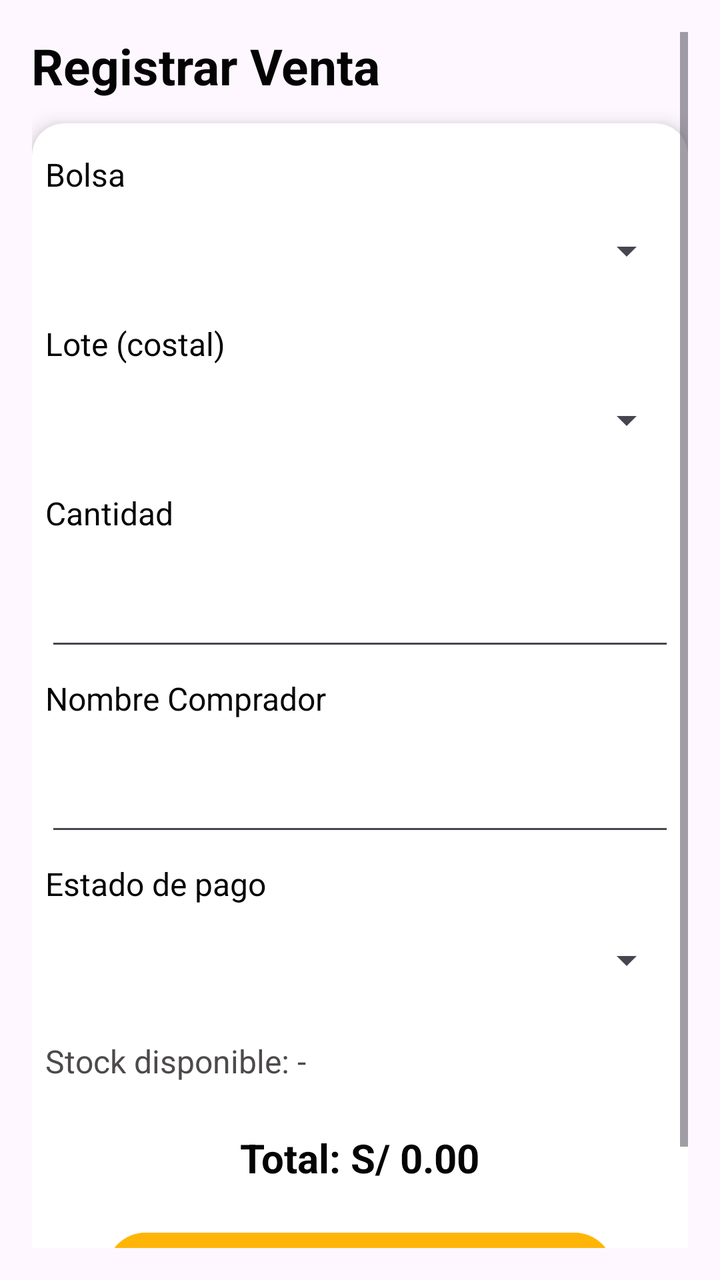
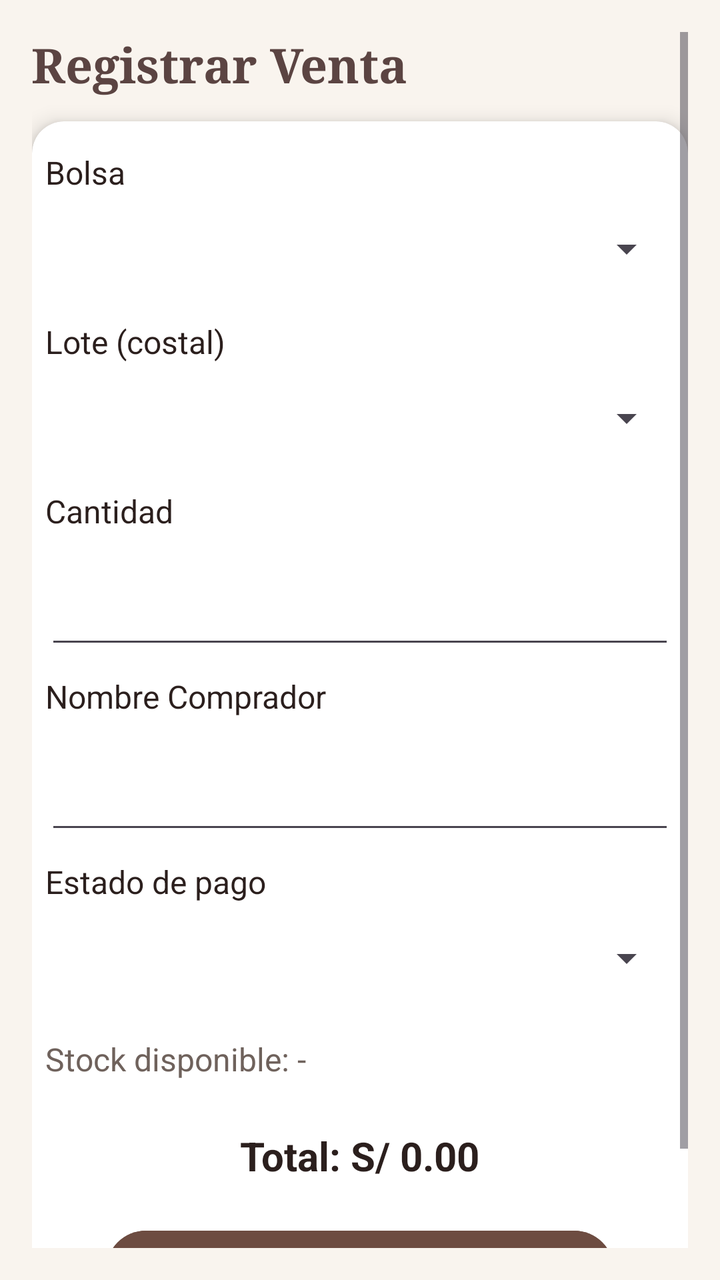

Two renders of the same Android screen: before a commit and after it. Below are the layout's source before the change and the commit's diff.
<!-- AndroidManifest.xml: application theme Theme.CajaiCafeAdministracion -->
<!-- res/layout/activity_venta.xml -->
<?xml version="1.0" encoding="utf-8"?>
<ScrollView xmlns:android="http://schemas.android.com/apk/res/android"
    xmlns:card_view="http://schemas.android.com/apk/res-auto"
    android:layout_width="match_parent"
    android:layout_height="match_parent"
    android:padding="16dp">

    <LinearLayout
        android:orientation="vertical"
        android:layout_width="match_parent"
        android:layout_height="wrap_content">

        <TextView
            android:layout_width="329dp"
            android:layout_height="wrap_content"
            android:layout_gravity="center"
            android:layout_marginBottom="12dp"
            android:text="Registrar Venta"
            android:textColor="#040404"
            android:textSize="75px"
            android:textStyle="bold" />


        <androidx.cardview.widget.CardView
            android:layout_width="match_parent"
            android:layout_height="match_parent"
            android:padding="16dp"
            card_view:contentPadding="20px"
            android:backgroundTint="#FFFFFF"
            card_view:cardCornerRadius="16dp"
            card_view:cardElevation="6dp">


            <LinearLayout
                android:layout_width="match_parent"
                android:layout_height="wrap_content"
                android:orientation="vertical">


                <TextView
                    android:layout_width="wrap_content"
                    android:layout_height="wrap_content"
                    android:layout_marginTop="8dp"
                    android:textSize="16dp"
                    android:textColor="#040404"
                    android:text="Bolsa" />

                <Spinner
                    android:id="@+id/spinnerProducto"
                    android:layout_width="match_parent"
                    android:layout_height="wrap_content"
                    android:textColor="#040404"
                    android:minHeight="55dp" />
                <TextView
                    android:layout_width="wrap_content"
                    android:layout_height="wrap_content"
                    android:layout_marginTop="8dp"
                    android:textSize="16dp"
                    android:textColor="#040404"
                    android:text="Lote (costal)" />
                <Spinner
                    android:id="@+id/spinnerLote"
                    android:layout_width="match_parent"
                    android:layout_height="wrap_content"
                    android:minHeight="55dp" />
                <TextView
                    android:layout_width="wrap_content"
                    android:layout_height="wrap_content"
                    android:layout_marginTop="8dp"
                    android:textSize="16dp"
                    android:textColor="#040404"
                    android:text="Cantidad" />
                <EditText
                    android:id="@+id/etCantidad"
                    android:layout_width="match_parent"
                    android:layout_height="wrap_content"
                    android:layout_marginTop="8dp"
                    android:textColor="#040404"
                    android:inputType="number"
                    android:minHeight="55dp" />
                <TextView
                    android:layout_width="wrap_content"
                    android:layout_height="wrap_content"
                    android:layout_marginTop="8dp"
                    android:textSize="16dp"
                    android:textColor="#040404"
                    android:text="Nombre Comprador" />
                <EditText
                    android:id="@+id/etNombre"
                    android:layout_width="match_parent"
                    android:layout_height="wrap_content"
                    android:layout_marginTop="8dp"
                    android:textColor="#040404"
                    android:minHeight="55dp" />

                <TextView
                    android:layout_width="wrap_content"
                    android:layout_height="wrap_content"
                    android:layout_marginTop="8dp"
                    android:textSize="16dp"
                    android:textColor="#040404"
                    android:text="Estado de pago" />

                <Spinner
                    android:id="@+id/spinnerPago"
                    android:layout_width="match_parent"
                    android:layout_height="wrap_content"
                    android:textColor="#040404"
                    android:minHeight="55dp" />

                <EditText
                    android:id="@+id/etMontoParcial"
                    android:layout_width="match_parent"
                    android:layout_height="wrap_content"
                    android:layout_marginTop="8dp"
                    android:hint="Monto parcial (si aplica)"
                    android:inputType="numberDecimal"
                    android:textColor="#040404"
                    android:visibility="gone" />

                <TextView
                    android:id="@+id/tvStock"
                    android:layout_width="wrap_content"
                    android:layout_height="wrap_content"
                    android:layout_marginBottom="12dp"
                    android:layout_marginTop="12dp"
                    android:text="Stock disponible: -"
                    android:textColor="#4D4A4A"
                    android:textSize="16dp"/>

                <TextView
                    android:id="@+id/tvTotal"
                    android:layout_width="wrap_content"
                    android:layout_height="wrap_content"
                    android:layout_marginTop="12dp"
                    android:layout_gravity="center"
                    android:text="Total: S/ 0.00"
                    android:textSize="20dp"
                    android:textColor="#040404"
                    android:textStyle="bold" />

                <Button
                    android:id="@+id/btnRegistrar"
                    android:layout_width="254dp"
                    android:layout_height="wrap_content"
                    android:layout_gravity="center"
                    android:layout_marginTop="20dp"
                    android:backgroundTint="#FFB507"
                    android:text="REGISTRAR VENTA"
                    android:textColor="#FFFFFF"
                    android:textSize="17dp" />

                <TextView
                    android:id="@+id/tvMensaje"
                    android:layout_width="wrap_content"
                    android:layout_height="wrap_content"
                    android:layout_marginTop="12dp" />
            </LinearLayout>
        </androidx.cardview.widget.CardView>
    </LinearLayout>
</ScrollView>
<!-- resources referenced by this layout -->
<resources>
  <style name="Theme.CajaiCafeAdministracion" parent="Base.Theme.CajaiCafeAdministracion" />
  <style name="Base.Theme.CajaiCafeAdministracion" parent="Theme.Material3.DayNight.NoActionBar">
          
          
      </style>
</resources>

<!-- the commit's change to res/layout/activity_venta.xml (unified diff, before → after) -->
@@ -16,8 +16,8 @@
             android:layout_gravity="center"
             android:layout_marginBottom="12dp"
             android:text="Registrar Venta"
-            android:textColor="#040404"
-            android:textSize="75px"
+            android:textColor="@color/textoMarca"
+            android:fontFamily="serif" android:textSize="24sp"
             android:textStyle="bold" />
 
 
@@ -26,7 +26,7 @@
             android:layout_height="match_parent"
             android:padding="16dp"
             card_view:contentPadding="20px"
-            android:backgroundTint="#FFFFFF"
+            android:backgroundTint="@color/superficie"
             card_view:cardCornerRadius="16dp"
             card_view:cardElevation="6dp">
 
@@ -41,22 +41,22 @@
                     android:layout_width="wrap_content"
                     android:layout_height="wrap_content"
                     android:layout_marginTop="8dp"
-                    android:textSize="16dp"
-                    android:textColor="#040404"
+                    android:textSize="16sp"
+                    android:textColor="@color/texto"
                     android:text="Bolsa" />
 
                 <Spinner
                     android:id="@+id/spinnerProducto"
                     android:layout_width="match_parent"
                     android:layout_height="wrap_content"
-                    android:textColor="#040404"
+                    android:textColor="@color/texto"
                     android:minHeight="55dp" />
                 <TextView
                     android:layout_width="wrap_content"
                     android:layout_height="wrap_content"
                     android:layout_marginTop="8dp"
-                    android:textSize="16dp"
-                    android:textColor="#040404"
+                    android:textSize="16sp"
+                    android:textColor="@color/texto"
                     android:text="Lote (costal)" />
                 <Spinner
                     android:id="@+id/spinnerLote"
@@ -67,45 +67,45 @@
                     android:layout_width="wrap_content"
                     android:layout_height="wrap_content"
                     android:layout_marginTop="8dp"
-                    android:textSize="16dp"
-                    android:textColor="#040404"
+                    android:textSize="16sp"
+                    android:textColor="@color/texto"
                     android:text="Cantidad" />
                 <EditText
                     android:id="@+id/etCantidad"
                     android:layout_width="match_parent"
                     android:layout_height="wrap_content"
                     android:layout_marginTop="8dp"
-                    android:textColor="#040404"
+                    android:textColor="@color/texto"
                     android:inputType="number"
                     android:minHeight="55dp" />
                 <TextView
                     android:layout_width="wrap_content"
                     android:layout_height="wrap_content"
                     android:layout_marginTop="8dp"
-                    android:textSize="16dp"
-                    android:textColor="#040404"
+                    android:textSize="16sp"
+                    android:textColor="@color/texto"
                     android:text="Nombre Comprador" />
                 <EditText
                     android:id="@+id/etNombre"
                     android:layout_width="match_parent"
                     android:layout_height="wrap_content"
                     android:layout_marginTop="8dp"
-                    android:textColor="#040404"
+                    android:textColor="@color/texto"
                     android:minHeight="55dp" />
 
                 <TextView
                     android:layout_width="wrap_content"
                     android:layout_height="wrap_content"
                     android:layout_marginTop="8dp"
-                    android:textSize="16dp"
-                    android:textColor="#040404"
+                    android:textSize="16sp"
+                    android:textColor="@color/texto"
                     android:text="Estado de pago" />
 
                 <Spinner
                     android:id="@+id/spinnerPago"
                     android:layout_width="match_parent"
                     android:layout_height="wrap_content"
-                    android:textColor="#040404"
+                    android:textColor="@color/texto"
                     android:minHeight="55dp" />
 
                 <EditText
@@ -115,7 +115,7 @@
                     android:layout_marginTop="8dp"
                     android:hint="Monto parcial (si aplica)"
                     android:inputType="numberDecimal"
-                    android:textColor="#040404"
+                    android:textColor="@color/texto"
                     android:visibility="gone" />
 
                 <TextView
@@ -125,8 +125,8 @@
                     android:layout_marginBottom="12dp"
                     android:layout_marginTop="12dp"
                     android:text="Stock disponible: -"
-                    android:textColor="#4D4A4A"
-                    android:textSize="16dp"/>
+                    android:textColor="@color/textoSecundario"
+                    android:textSize="16sp"/>
 
                 <TextView
                     android:id="@+id/tvTotal"
@@ -135,8 +135,8 @@
                     android:layout_marginTop="12dp"
                     android:layout_gravity="center"
                     android:text="Total: S/ 0.00"
-                    android:textSize="20dp"
-                    android:textColor="#040404"
+                    android:textSize="20sp"
+                    android:textColor="@color/texto"
                     android:textStyle="bold" />
 
                 <Button
@@ -145,10 +145,10 @@
                     android:layout_height="wrap_content"
                     android:layout_gravity="center"
                     android:layout_marginTop="20dp"
-                    android:backgroundTint="#FFB507"
+                    android:backgroundTint="@color/cafeMedio"
                     android:text="REGISTRAR VENTA"
                     android:textColor="#FFFFFF"
-                    android:textSize="17dp" />
+                    android:textSize="17sp" />
 
                 <TextView
                     android:id="@+id/tvMensaje"
<!-- resource entries referenced after the edit -->
@@ -1,9 +1,38 @@
 <!-- resources referenced by this layout -->
 <resources>
+  <color name="cafeMedio">#6D4C41</color>
+  <color name="superficie">#FFFFFF</color>
+  <color name="texto">#2B1F1D</color>
+  <color name="textoMarca">#5B4442</color>
+  <color name="textoSecundario">#6F625C</color>
   <style name="Theme.CajaiCafeAdministracion" parent="Base.Theme.CajaiCafeAdministracion" />
   <style name="Base.Theme.CajaiCafeAdministracion" parent="Theme.Material3.DayNight.NoActionBar">
+          <item name="colorPrimary">@color/marcaPrimario</item>
+          <item name="colorOnPrimary">@color/marcaSobrePrimario</item>
+          <item name="colorPrimaryContainer">@color/marcaContenedor</item>
+          <item name="colorOnPrimaryContainer">@color/marcaSobreContenedor</item>
+          <item name="colorSecondary">@color/marcaSecundario</item>
+          <item name="colorOnSecondary">@color/marcaSobrePrimario</item>
+          <item name="colorTertiary">@color/positivo</item>
+          <item name="android:colorBackground">@color/fondo</item>
+          <item name="colorOnBackground">@color/texto</item>
+          <item name="colorSurface">@color/superficie</item>
+          <item name="colorOnSurface">@color/texto</item>
+          <item name="colorOnSurfaceVariant">@color/textoSecundario</item>
+          <item name="colorOutline">@color/borde</item>
           
-          
+          <item name="android:statusBarColor">@color/cafeProfundo</item>
+          <item name="android:navigationBarColor">@color/cafeProfundo</item>
+          <item name="android:windowLightStatusBar">false</item>
       </style>
+  <color name="marcaPrimario">#6D4C41</color>
+  <color name="marcaSobrePrimario">#FFFFFF</color>
+  <color name="marcaContenedor">#F3E3D8</color>
+  <color name="marcaSobreContenedor">#2B1F1D</color>
+  <color name="marcaSecundario">#8D6E63</color>
+  <color name="positivo">#2E7D32</color>
+  <color name="fondo">#F9F4EE</color>
+  <color name="borde">#D7CCC8</color>
+  <color name="cafeProfundo">#3E2723</color>
 </resources>
 
